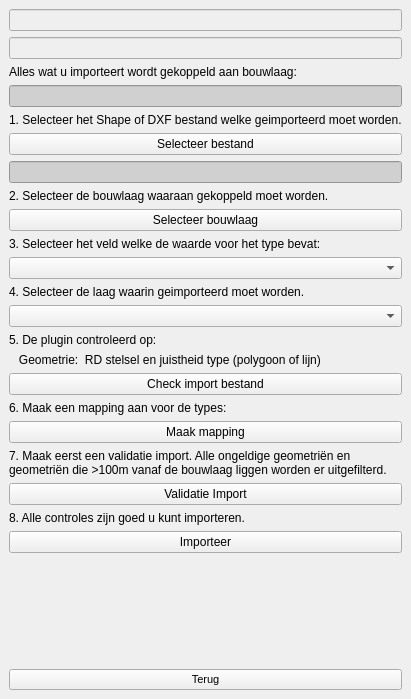
OIV-NL-QGIS/QGIS_project, file plugin/oiv/bag_pand/oiv_import_file_widget.ui: the form before one commit.
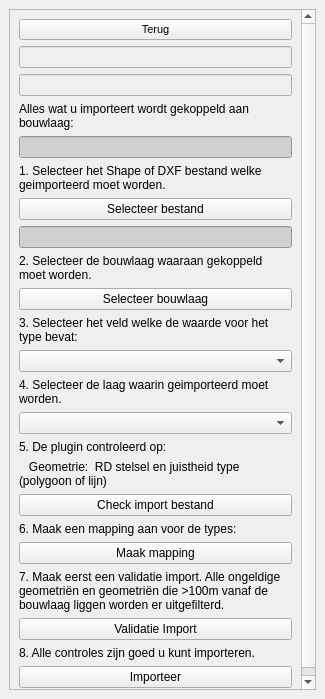
The form after the commit.

```diff
--- a/plugin/oiv/bag_pand/oiv_import_file_widget.ui
+++ b/plugin/oiv/bag_pand/oiv_import_file_widget.ui
@@ -6,7 +6,7 @@
    <rect>
     <x>0</x>
     <y>0</y>
-    <width>374</width>
+    <width>325</width>
     <height>699</height>
    </rect>
   </property>
@@ -18,8 +18,43 @@
   </property>
   <widget class="QWidget" name="dockWidgetContents">
    <layout class="QGridLayout" name="gridLayout">
-    <item row="0" column="0">
+    <item row="0" column="1">
+     <widget class="QScrollArea" name="scrollArea">
+      <property name="widgetResizable">
+       <bool>true</bool>
+      </property>
+      <widget class="QWidget" name="scrollAreaWidgetContents">
+       <property name="geometry">
+        <rect>
+         <x>0</x>
+         <y>0</y>
+         <width>305</width>
+         <height>657</height>
+        </rect>
+       </property>
+       <layout class="QVBoxLayout" name="verticalLayout_2">
+        <item>
      <layout class="QVBoxLayout" name="verticalLayout">
+          <item>
+           <widget class="QPushButton" name="terug">
+            <property name="enabled">
+             <bool>true</bool>
+            </property>
+            <property name="font">
+             <font>
+              <pointsize>8</pointsize>
+              <weight>50</weight>
+              <bold>false</bold>
+             </font>
+            </property>
+            <property name="text">
+             <string>Terug</string>
+            </property>
+            <property name="checkable">
+             <bool>true</bool>
+            </property>
+           </widget>
+          </item>
       <item>
        <widget class="QLineEdit" name="bouwlaag_id">
         <property name="enabled">
@@ -39,6 +74,9 @@
         <property name="text">
          <string>Alles wat u importeert wordt gekoppeld aan bouwlaag:</string>
         </property>
+            <property name="wordWrap">
+             <bool>true</bool>
+            </property>
        </widget>
       </item>
       <item>
@@ -54,6 +92,9 @@
         <property name="text">
          <string>1. Selecteer het Shape of DXF bestand welke geimporteerd moet worden.</string>
         </property>
+            <property name="wordWrap">
+             <bool>true</bool>
+            </property>
        </widget>
       </item>
       <item>
@@ -76,6 +117,9 @@
         <property name="text">
          <string>2. Selecteer de bouwlaag waaraan gekoppeld moet worden.</string>
         </property>
+            <property name="wordWrap">
+             <bool>true</bool>
+            </property>
        </widget>
       </item>
       <item>
@@ -90,6 +134,9 @@
         <property name="text">
          <string>3. Selecteer het veld welke de waarde voor het type bevat:</string>
         </property>
+            <property name="wordWrap">
+             <bool>true</bool>
+            </property>
        </widget>
       </item>
       <item>
@@ -100,6 +147,9 @@
         <property name="text">
          <string>4. Selecteer de laag waarin geimporteerd moet worden.</string>
         </property>
+            <property name="wordWrap">
+             <bool>true</bool>
+            </property>
        </widget>
       </item>
       <item>
@@ -110,6 +160,9 @@
         <property name="text">
          <string>5. De plugin controleerd op:</string>
         </property>
+            <property name="wordWrap">
+             <bool>true</bool>
+            </property>
        </widget>
       </item>
       <item>
@@ -117,6 +170,9 @@
         <property name="text">
          <string>   Geometrie:  RD stelsel en juistheid type (polygoon of lijn)</string>
         </property>
+            <property name="wordWrap">
+             <bool>true</bool>
+            </property>
        </widget>
       </item>
       <item>
@@ -131,6 +187,9 @@
         <property name="text">
          <string>6. Maak een mapping aan voor de types:</string>
         </property>
+            <property name="wordWrap">
+             <bool>true</bool>
+            </property>
        </widget>
       </item>
       <item>
@@ -162,6 +221,9 @@
         <property name="text">
          <string>8. Alle controles zijn goed u kunt importeren.</string>
         </property>
+            <property name="wordWrap">
+             <bool>true</bool>
+            </property>
        </widget>
       </item>
       <item>
@@ -178,33 +240,17 @@
         </property>
         <property name="sizeHint" stdset="0">
          <size>
-          <width>20</width>
-          <height>40</height>
+              <width>0</width>
+              <height>0</height>
          </size>
         </property>
        </spacer>
       </item>
-      <item>
-       <widget class="QPushButton" name="terug">
-        <property name="enabled">
-         <bool>true</bool>
-        </property>
-        <property name="font">
-         <font>
-          <pointsize>8</pointsize>
-          <weight>50</weight>
-          <bold>false</bold>
-         </font>
-        </property>
-        <property name="text">
-         <string>Terug</string>
-        </property>
-        <property name="checkable">
-         <bool>true</bool>
-        </property>
-       </widget>
-      </item>
-     </layout>
+         </layout>
+        </item>
+       </layout>
+      </widget>
+     </widget>
     </item>
    </layout>
   </widget>
```
Left out of the diff: 2 changed lines with no effect on the pictures. Lines whose indentation alone changed are shown as unchanged.
